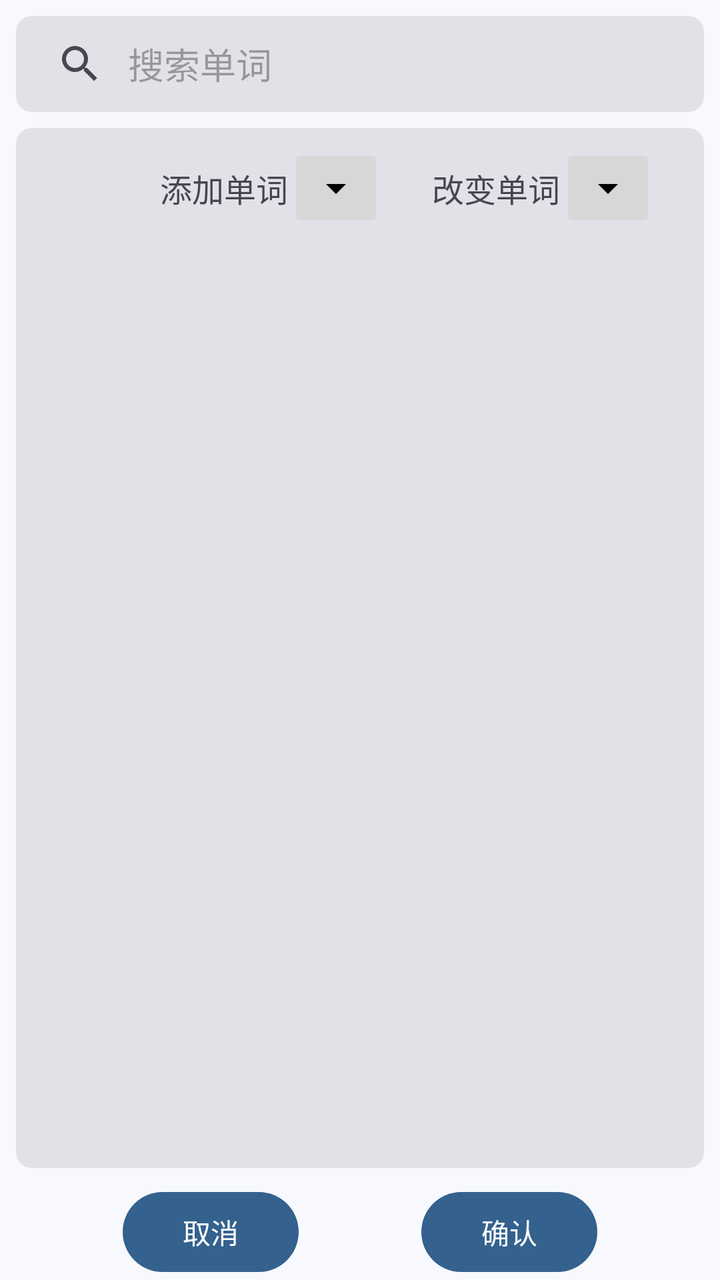
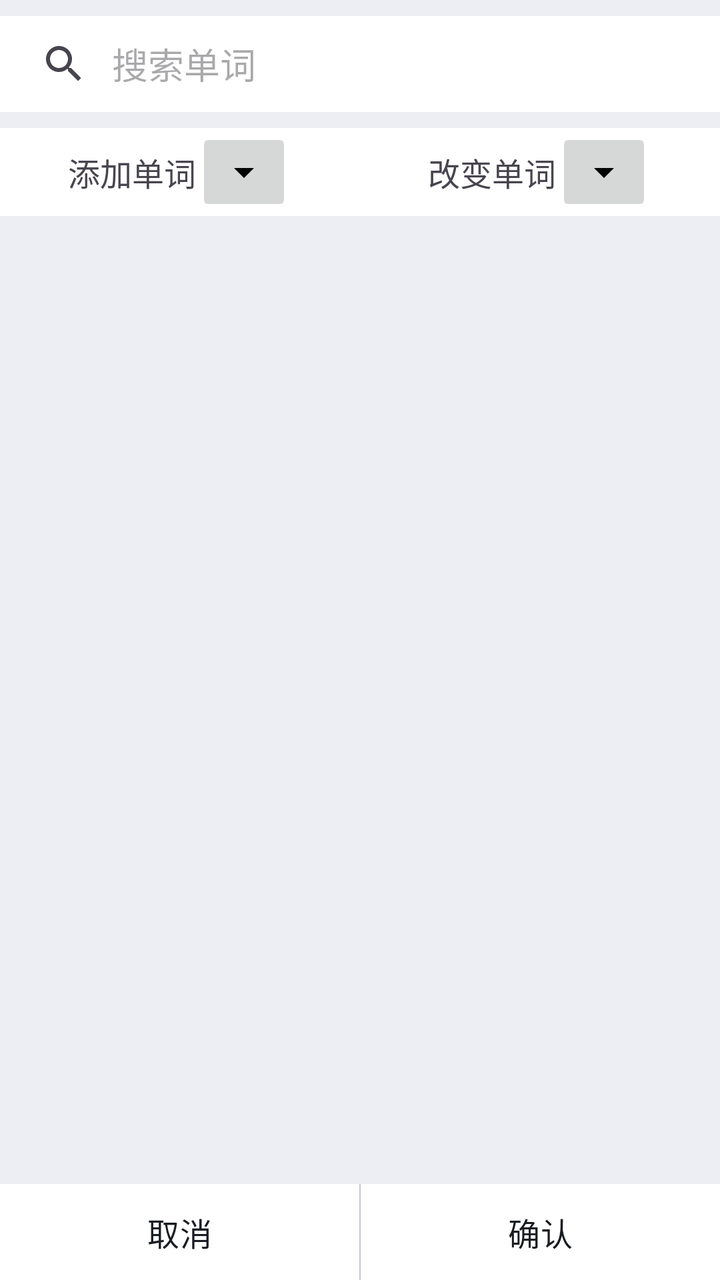

Screens rendered from an Android XML layout before and after an edit, with the pre-edit source and the edit as a unified diff.
<!-- AndroidManifest.xml: application theme Theme.MnemoAI -->
<!-- res/layout/fragment_change_vocabulary_book_word.xml -->
<?xml version="1.0" encoding="utf-8"?>
<androidx.constraintlayout.widget.ConstraintLayout xmlns:android="http://schemas.android.com/apk/res/android"
    android:layout_width="match_parent"
    android:layout_height="match_parent"
    xmlns:app="http://schemas.android.com/apk/res-auto">

    <androidx.appcompat.widget.SearchView
        android:id="@+id/wordChangeSV"
        android:layout_width="match_parent"
        android:layout_height="wrap_content"
        android:layout_margin="8dp"
        android:background="@drawable/bg_corner"
        app:queryBackground="@null"
        app:queryHint="@string/search_word"
        app:iconifiedByDefault="false"
        app:layout_constraintStart_toStartOf="parent"
        app:layout_constraintEnd_toEndOf="parent"
        app:layout_constraintTop_toTopOf="parent"/>

    <LinearLayout
        android:id="@+id/changeViewLL"
        android:layout_width="0dp"
        android:layout_height="0dp"
        android:layout_margin="8dp"
        android:background="@drawable/bg_corner"
        android:orientation="vertical"
        app:layout_constraintBottom_toTopOf="@+id/cancelBtn"
        app:layout_constraintEnd_toEndOf="parent"
        app:layout_constraintStart_toStartOf="parent"
        app:layout_constraintTop_toBottomOf="@+id/wordChangeSV">

        <androidx.constraintlayout.widget.ConstraintLayout
            android:layout_width="match_parent"
            android:layout_height="wrap_content"
            android:orientation="horizontal"
            android:layout_marginTop="8dp">

            <com.google.android.material.textview.MaterialTextView
                android:id="@+id/optionalWordsTV"
                android:layout_width="wrap_content"
                android:layout_height="wrap_content"
                android:text="@string/add_words"
                android:textSize="16sp"
                app:layout_constraintBottom_toBottomOf="parent"
                app:layout_constraintEnd_toEndOf="parent"
                app:layout_constraintEnd_toStartOf="@+id/changeWordsTV"
                app:layout_constraintHorizontal_bias="0.5"
                app:layout_constraintStart_toStartOf="parent"
                app:layout_constraintTop_toTopOf="parent" />

            <ImageButton
                android:id="@+id/addRemoveOptionMenu"
                android:layout_width="wrap_content"
                android:layout_height="wrap_content"
                android:src="@drawable/baseline_arrow_drop_down_24"
                app:layout_constraintStart_toEndOf="@+id/optionalWordsTV"
                app:layout_constraintTop_toTopOf="parent"
                app:layout_constraintBottom_toBottomOf="parent"/>

            <com.google.android.material.textview.MaterialTextView
                android:id="@+id/changeWordsTV"
                android:layout_width="wrap_content"
                android:layout_height="wrap_content"
                android:gravity="center"
                android:text="@string/adding_removing_words"
                android:textSize="16sp"
                app:layout_constraintBottom_toBottomOf="parent"
                app:layout_constraintEnd_toEndOf="parent"
                app:layout_constraintHorizontal_bias="0.5"
                app:layout_constraintStart_toEndOf="@+id/optionalWordsTV"
                app:layout_constraintTop_toTopOf="parent" />

            <ImageButton
                android:id="@+id/sortOptionMenu"
                android:layout_width="wrap_content"
                android:layout_height="wrap_content"
                android:src="@drawable/baseline_arrow_drop_down_24"
                app:layout_constraintBottom_toBottomOf="parent"
                app:layout_constraintStart_toEndOf="@+id/changeWordsTV"
                app:layout_constraintTop_toTopOf="parent" />
        </androidx.constraintlayout.widget.ConstraintLayout>

        <LinearLayout
            android:layout_width="match_parent"
            android:layout_height="match_parent"
            android:orientation="horizontal">
            <androidx.recyclerview.widget.RecyclerView
                android:id="@+id/optionalWordsRV"
                android:layout_width="0dp"
                android:layout_height="match_parent"
                android:layout_weight="1"
                android:layout_marginEnd="4dp"/>
            <androidx.recyclerview.widget.RecyclerView
                android:id="@+id/changeWordsRV"
                android:layout_width="0dp"
                android:layout_height="match_parent"
                android:layout_weight="1"
                android:layout_marginStart="4dp"/>
        </LinearLayout>

    </LinearLayout>

    <com.google.android.material.button.MaterialButton
        android:id="@+id/cancelBtn"
        android:layout_width="wrap_content"
        android:layout_height="wrap_content"
        android:text="@string/cancel"
        app:layout_constraintBottom_toBottomOf="parent"
        app:layout_constraintEnd_toStartOf="@+id/confirmBtn"
        app:layout_constraintHorizontal_bias="0.5"
        app:layout_constraintStart_toStartOf="parent" />

    <com.google.android.material.button.MaterialButton
        android:id="@+id/confirmBtn"
        android:layout_width="wrap_content"
        android:layout_height="wrap_content"
        android:text="@string/confirm"
        app:layout_constraintBottom_toBottomOf="parent"
        app:layout_constraintEnd_toEndOf="parent"
        app:layout_constraintHorizontal_bias="0.5"
        app:layout_constraintStart_toEndOf="@+id/cancelBtn" />


</androidx.constraintlayout.widget.ConstraintLayout>
<!-- resources referenced by this layout -->
<resources>
  <!-- drawable baseline_arrow_drop_down_24 (drawable) -->
  <vector xmlns:android="http://schemas.android.com/apk/res/android" android:height="24dp" android:tint="#000000" android:viewportHeight="24" android:viewportWidth="24" android:width="24dp">
        
      <path android:fillColor="@android:color/white" android:pathData="M7,10l5,5 5,-5z"/>
      
  </vector>
  <!-- drawable bg_corner (drawable) -->
  <?xml version="1.0" encoding="utf-8"?>
  <shape xmlns:android="http://schemas.android.com/apk/res/android">
      <solid android:color="?attr/colorSurfaceContainerHighest"/>
      <corners android:radius="8dp"/>
  </shape>
  <string name="add_words">添加单词</string>
  <string name="adding_removing_words">改变单词</string>
  <string name="cancel">取消</string>
  <string name="confirm">确认</string>
  <string name="search_word">搜索单词</string>
  <color name="md_theme_primary">#34618D</color>
  <color name="md_theme_onPrimary">#FFFFFF</color>
  <color name="md_theme_primaryContainer">#D0E4FF</color>
  <color name="md_theme_onPrimaryContainer">#164974</color>
  <color name="md_theme_secondary">#525F70</color>
  <color name="md_theme_onSecondary">#FFFFFF</color>
  <color name="md_theme_secondaryContainer">#D6E4F7</color>
  <color name="md_theme_onSecondaryContainer">#3B4857</color>
  <color name="md_theme_tertiary">#6A5779</color>
  <color name="md_theme_onTertiary">#FFFFFF</color>
  <color name="md_theme_tertiaryContainer">#F1DAFF</color>
  <color name="md_theme_onTertiaryContainer">#514060</color>
  <color name="md_theme_error">#BA1A1A</color>
  <color name="md_theme_onError">#FFFFFF</color>
  <color name="md_theme_errorContainer">#FFDAD6</color>
  <color name="md_theme_onErrorContainer">#93000A</color>
  <color name="md_theme_background">#F8F9FF</color>
  <color name="md_theme_onBackground">#191C20</color>
  <color name="md_theme_surface">#F8F9FF</color>
  <color name="md_theme_onSurface">#191C20</color>
  <color name="md_theme_surfaceVariant">#DFE3EB</color>
  <color name="md_theme_onSurfaceVariant">#42474E</color>
  <color name="md_theme_outline">#73777F</color>
  <color name="md_theme_outlineVariant">#C2C7CF</color>
  <color name="md_theme_inverseSurface">#2D3135</color>
  <color name="md_theme_inverseOnSurface">#EFF0F7</color>
  <color name="md_theme_inversePrimary">#9FCAFC</color>
  <color name="md_theme_primaryFixed">#D0E4FF</color>
  <color name="md_theme_onPrimaryFixed">#001D35</color>
  <color name="md_theme_primaryFixedDim">#9FCAFC</color>
  <color name="md_theme_onPrimaryFixedVariant">#164974</color>
  <color name="md_theme_secondaryFixed">#D6E4F7</color>
  <color name="md_theme_onSecondaryFixed">#0F1C2A</color>
  <color name="md_theme_secondaryFixedDim">#BAC8DB</color>
  <color name="md_theme_onSecondaryFixedVariant">#3B4857</color>
  <color name="md_theme_tertiaryFixed">#F1DAFF</color>
  <color name="md_theme_onTertiaryFixed">#241432</color>
  <color name="md_theme_tertiaryFixedDim">#D5BEE5</color>
  <color name="md_theme_onTertiaryFixedVariant">#514060</color>
  <color name="md_theme_surfaceDim">#D8DAE0</color>
  <color name="md_theme_surfaceBright">#F8F9FF</color>
  <color name="md_theme_surfaceContainerLowest">#FFFFFF</color>
  <color name="md_theme_surfaceContainerLow">#F2F3F9</color>
  <color name="md_theme_surfaceContainer">#ECEEF4</color>
  <color name="md_theme_surfaceContainerHigh">#E6E8EE</color>
  <color name="md_theme_surfaceContainerHighest">#E1E2E8</color>
  <color name="awaiting_learning">#64748B</color>
  <color name="reviewing">#F59E0B</color>
  <color name="mastered">#22C55E</color>
  <!-- unchanged entries left out for length: 1 -->
</resources>

<!-- the commit's change to res/layout/fragment_change_vocabulary_book_word.xml (unified diff, before → after) -->
@@ -2,14 +2,15 @@
 <androidx.constraintlayout.widget.ConstraintLayout xmlns:android="http://schemas.android.com/apk/res/android"
     android:layout_width="match_parent"
     android:layout_height="match_parent"
-    xmlns:app="http://schemas.android.com/apk/res-auto">
+    xmlns:app="http://schemas.android.com/apk/res-auto"
+    android:background="?attr/colorSurfaceContainer">
 
     <androidx.appcompat.widget.SearchView
         android:id="@+id/wordChangeSV"
         android:layout_width="match_parent"
         android:layout_height="wrap_content"
-        android:layout_margin="8dp"
-        android:background="@drawable/bg_corner"
+        android:layout_marginTop="8dp"
+        android:background="?attr/colorSurfaceContainerLowest"
         app:queryBackground="@null"
         app:queryHint="@string/search_word"
         app:iconifiedByDefault="false"
@@ -21,104 +22,138 @@
         android:id="@+id/changeViewLL"
         android:layout_width="0dp"
         android:layout_height="0dp"
-        android:layout_margin="8dp"
-        android:background="@drawable/bg_corner"
+        android:layout_marginTop="8dp"
+        android:background="?attr/colorSurfaceContainer"
         android:orientation="vertical"
-        app:layout_constraintBottom_toTopOf="@+id/cancelBtn"
+        app:layout_constraintBottom_toTopOf="@+id/actionLL"
         app:layout_constraintEnd_toEndOf="parent"
         app:layout_constraintStart_toStartOf="parent"
         app:layout_constraintTop_toBottomOf="@+id/wordChangeSV">
 
-        <androidx.constraintlayout.widget.ConstraintLayout
+        <LinearLayout
             android:layout_width="match_parent"
             android:layout_height="wrap_content"
             android:orientation="horizontal"
-            android:layout_marginTop="8dp">
+            android:background="?attr/colorSurfaceContainerLowest">
 
-            <com.google.android.material.textview.MaterialTextView
-                android:id="@+id/optionalWordsTV"
-                android:layout_width="wrap_content"
+            <LinearLayout
+                android:layout_width="0dp"
                 android:layout_height="wrap_content"
-                android:text="@string/add_words"
-                android:textSize="16sp"
-                app:layout_constraintBottom_toBottomOf="parent"
-                app:layout_constraintEnd_toEndOf="parent"
-                app:layout_constraintEnd_toStartOf="@+id/changeWordsTV"
-                app:layout_constraintHorizontal_bias="0.5"
-                app:layout_constraintStart_toStartOf="parent"
-                app:layout_constraintTop_toTopOf="parent" />
+                android:orientation="horizontal"
+                android:layout_weight="1"
+                android:gravity="center">
 
-            <ImageButton
-                android:id="@+id/addRemoveOptionMenu"
-                android:layout_width="wrap_content"
+                <com.google.android.material.textview.MaterialTextView
+                    android:id="@+id/optionalWordsTV"
+                    android:layout_width="wrap_content"
+                    android:layout_height="wrap_content"
+                    android:text="@string/add_words"
+                    android:textSize="@dimen/text_size_body_large"
+                    app:layout_constraintBottom_toBottomOf="parent"
+                    app:layout_constraintEnd_toEndOf="parent"
+                    app:layout_constraintEnd_toStartOf="@+id/changeWordsTV"
+                    app:layout_constraintHorizontal_bias="0.5"
+                    app:layout_constraintStart_toStartOf="parent"
+                    app:layout_constraintTop_toTopOf="parent" />
+
+                <ImageButton
+                    android:id="@+id/addRemoveOptionMenu"
+                    android:layout_width="wrap_content"
+                    android:layout_height="wrap_content"
+                    android:src="@drawable/baseline_arrow_drop_down_24"
+                    app:layout_constraintBottom_toBottomOf="parent"
+                    app:layout_constraintStart_toEndOf="@+id/optionalWordsTV"
+                    app:layout_constraintTop_toTopOf="parent" />
+            </LinearLayout>
+
+            <LinearLayout
+                android:layout_width="0dp"
                 android:layout_height="wrap_content"
-                android:src="@drawable/baseline_arrow_drop_down_24"
-                app:layout_constraintStart_toEndOf="@+id/optionalWordsTV"
-                app:layout_constraintTop_toTopOf="parent"
-                app:layout_constraintBottom_toBottomOf="parent"/>
+                android:layout_weight="1"
+                android:gravity="center">
 
-            <com.google.android.material.textview.MaterialTextView
-                android:id="@+id/changeWordsTV"
-                android:layout_width="wrap_content"
-                android:layout_height="wrap_content"
-                android:gravity="center"
-                android:text="@string/adding_removing_words"
-                android:textSize="16sp"
-                app:layout_constraintBottom_toBottomOf="parent"
-                app:layout_constraintEnd_toEndOf="parent"
-                app:layout_constraintHorizontal_bias="0.5"
-                app:layout_constraintStart_toEndOf="@+id/optionalWordsTV"
-                app:layout_constraintTop_toTopOf="parent" />
+                <com.google.android.material.textview.MaterialTextView
+                    android:id="@+id/changeWordsTV"
+                    android:layout_width="wrap_content"
+                    android:layout_height="wrap_content"
+                    android:gravity="center"
+                    android:text="@string/adding_removing_words"
+                    android:textSize="@dimen/text_size_body_large"
+                    app:layout_constraintBottom_toBottomOf="parent"
+                    app:layout_constraintEnd_toEndOf="parent"
+                    app:layout_constraintHorizontal_bias="0.5"
+                    app:layout_constraintStart_toEndOf="@+id/optionalWordsTV"
+                    app:layout_constraintTop_toTopOf="parent" />
 
-            <ImageButton
-                android:id="@+id/sortOptionMenu"
-                android:layout_width="wrap_content"
-                android:layout_height="wrap_content"
-                android:src="@drawable/baseline_arrow_drop_down_24"
-                app:layout_constraintBottom_toBottomOf="parent"
-                app:layout_constraintStart_toEndOf="@+id/changeWordsTV"
-                app:layout_constraintTop_toTopOf="parent" />
-        </androidx.constraintlayout.widget.ConstraintLayout>
+                <ImageButton
+                    android:id="@+id/sortOptionMenu"
+                    android:layout_width="wrap_content"
+                    android:layout_height="wrap_content"
+                    android:src="@drawable/baseline_arrow_drop_down_24"
+                    app:layout_constraintBottom_toBottomOf="parent"
+                    app:layout_constraintStart_toEndOf="@+id/changeWordsTV"
+                    app:layout_constraintTop_toTopOf="parent" />
+            </LinearLayout>
+
+        </LinearLayout>
 
         <LinearLayout
             android:layout_width="match_parent"
             android:layout_height="match_parent"
-            android:orientation="horizontal">
+            android:orientation="horizontal"
+            android:background="?attr/colorSurfaceContainer">
+
             <androidx.recyclerview.widget.RecyclerView
                 android:id="@+id/optionalWordsRV"
                 android:layout_width="0dp"
                 android:layout_height="match_parent"
-                android:layout_weight="1"
-                android:layout_marginEnd="4dp"/>
+                android:layout_marginHorizontal="4dp"
+                android:layout_weight="1" />
+
             <androidx.recyclerview.widget.RecyclerView
                 android:id="@+id/changeWordsRV"
                 android:layout_width="0dp"
                 android:layout_height="match_parent"
-                android:layout_weight="1"
-                android:layout_marginStart="4dp"/>
+                android:layout_marginHorizontal="4dp"
+                android:layout_weight="1" />
         </LinearLayout>
 
     </LinearLayout>
 
-    <com.google.android.material.button.MaterialButton
-        android:id="@+id/cancelBtn"
-        android:layout_width="wrap_content"
+    <LinearLayout
+        android:id="@+id/actionLL"
+        android:layout_width="0dp"
         android:layout_height="wrap_content"
-        android:text="@string/cancel"
-        app:layout_constraintBottom_toBottomOf="parent"
-        app:layout_constraintEnd_toStartOf="@+id/confirmBtn"
-        app:layout_constraintHorizontal_bias="0.5"
-        app:layout_constraintStart_toStartOf="parent" />
-
-    <com.google.android.material.button.MaterialButton
-        android:id="@+id/confirmBtn"
-        android:layout_width="wrap_content"
-        android:layout_height="wrap_content"
-        android:text="@string/confirm"
+        android:background="?attr/colorSurfaceContainerLowest"
         app:layout_constraintBottom_toBottomOf="parent"
         app:layout_constraintEnd_toEndOf="parent"
-        app:layout_constraintHorizontal_bias="0.5"
-        app:layout_constraintStart_toEndOf="@+id/cancelBtn" />
+        app:layout_constraintStart_toStartOf="parent">
+
+        <com.google.android.material.button.MaterialButton
+            android:id="@+id/cancelBtn"
+            android:layout_width="0dp"
+            android:layout_height="wrap_content"
+            android:layout_weight="1"
+            android:backgroundTint="@android:color/transparent"
+            android:text="@string/cancel"
+            android:textColor="?attr/colorOnSurface"
+            android:textSize="@dimen/text_size_body_large" />
+
+        <com.google.android.material.divider.MaterialDivider
+            android:layout_width="0.5dp"
+            android:layout_height="match_parent"
+            app:dividerColor="?attr/colorOutlineVariant" />
+
+        <com.google.android.material.button.MaterialButton
+            android:id="@+id/confirmBtn"
+            android:layout_width="0dp"
+            android:layout_height="wrap_content"
+            android:layout_weight="1"
+            android:backgroundTint="@android:color/transparent"
+            android:text="@string/confirm"
+            android:textSize="@dimen/text_size_body_large"
+            android:textColor="?attr/colorOnSurface" />
+    </LinearLayout>
 
 
 </androidx.constraintlayout.widget.ConstraintLayout>
<!-- resource entries referenced after the edit -->
@@ -1,17 +1,12 @@
 <!-- resources referenced by this layout -->
 <resources>
+  <dimen name="text_size_body_large">16sp</dimen>
   <!-- drawable baseline_arrow_drop_down_24 (drawable) -->
   <vector xmlns:android="http://schemas.android.com/apk/res/android" android:height="24dp" android:tint="#000000" android:viewportHeight="24" android:viewportWidth="24" android:width="24dp">
         
       <path android:fillColor="@android:color/white" android:pathData="M7,10l5,5 5,-5z"/>
       
   </vector>
-  <!-- drawable bg_corner (drawable) -->
-  <?xml version="1.0" encoding="utf-8"?>
-  <shape xmlns:android="http://schemas.android.com/apk/res/android">
-      <solid android:color="?attr/colorSurfaceContainerHighest"/>
-      <corners android:radius="8dp"/>
-  </shape>
   <string name="add_words">添加单词</string>
   <string name="adding_removing_words">改变单词</string>
   <string name="cancel">取消</string>
